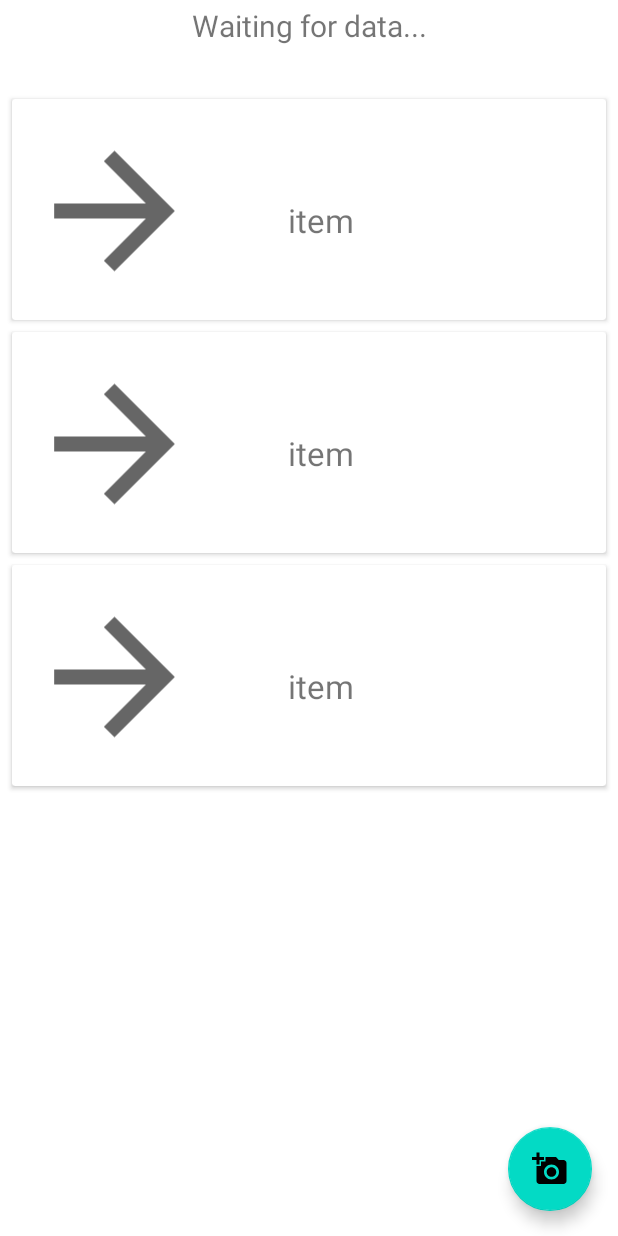
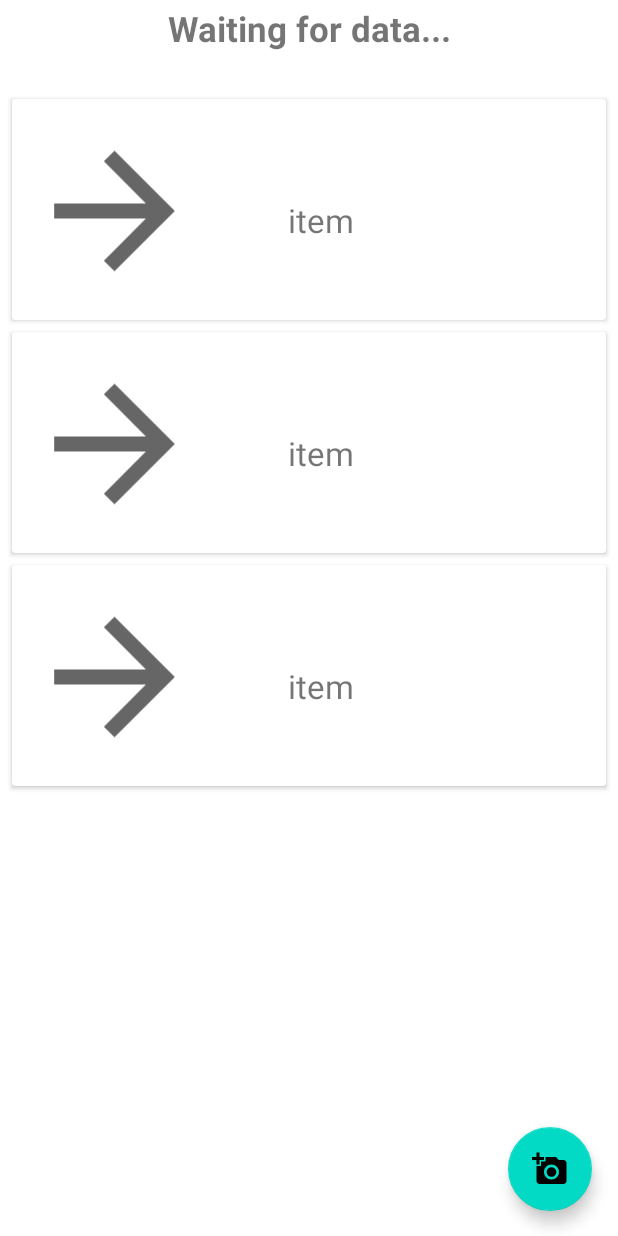
Before and after one commit to Sharkerz/InstaBus, an Android app: the layout activity_station_detail.xml on its own in the app's theme, with its tools: preview values and no code run, on a phone screen of 412 x 824 dp. Run offline under Robolectric (Android 15) with nearby library versions, the phone set to English and light mode, and no system bars.

Commit message:
Titre details modif style

```diff
--- a/app/src/main/res/layout/activity_station_detail.xml
+++ b/app/src/main/res/layout/activity_station_detail.xml
@@ -14,7 +14,8 @@
             android:layout_height="56dp"
             android:gravity="center_horizontal"
             android:text="Waiting for data..."
-            android:textSize="20sp"
+            android:textSize="23sp"
+            android:textStyle="bold"
             app:layout_constraintBottom_toBottomOf="parent"
             app:layout_constraintEnd_toEndOf="parent"
             app:layout_constraintHorizontal_bias="0.0"
```
